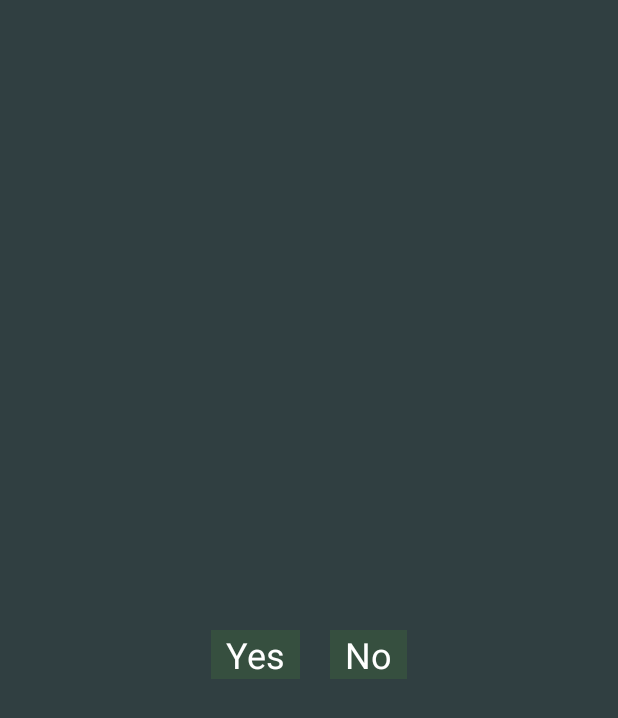
After one commit to eliseche/cellfense-android, an Android app: the layout alert_yes_no.xml on its own in the app's theme, with its tools: preview values and no code run, on a phone screen of 412 x 824 dp. The commit adds this screen. Shown: the top 718 px of the screen. Run offline under Robolectric (Android 15) with nearby library versions, the phone set to English and light mode, and no system bars.

Commit message:
Added Alert for play again and exit

```diff
--- /dev/null
+++ b/Cellfense/app/src/main/res/layout/alert_yes_no.xml
@@ -0,0 +1,49 @@
+<?xml version="1.0" encoding="utf-8"?>
+<LinearLayout xmlns:android="http://schemas.android.com/apk/res/android"
+    android:layout_width="match_parent"
+    android:layout_height="match_parent"
+    android:background="#303f41"
+    android:orientation="vertical">
+
+    <TextView
+        android:id="@+id/alert_yes_no_description"
+        android:layout_width="match_parent"
+        android:layout_height="wrap_content"
+        android:layout_margin="5dp"
+        android:textColor="#ffffff"
+        android:textSize="28sp" />
+
+    <LinearLayout
+        android:layout_width="match_parent"
+        android:layout_height="match_parent"
+        android:layout_margin="5dp"
+        android:gravity="center"
+        android:orientation="horizontal">
+
+        <Button
+            android:id="@+id/alert_yes_no_positive"
+            android:layout_width="wrap_content"
+            android:layout_height="wrap_content"
+            android:layout_margin="10dp"
+            android:background="#364f3f"
+            android:paddingLeft="10dp"
+            android:paddingRight="10dp"
+            android:text="Yes"
+            android:textColor="#ffffff"
+            android:textSize="24sp" />
+
+        <Button
+            android:id="@+id/alert_yes_no_negative"
+            android:layout_width="wrap_content"
+            android:layout_height="wrap_content"
+            android:layout_margin="10dp"
+            android:background="#364f3f"
+            android:paddingLeft="10dp"
+            android:paddingRight="10dp"
+            android:text="No"
+            android:textColor="#ffffff"
+            android:textSize="24sp" />
+
+    </LinearLayout>
+
+</LinearLayout>
```
Also changed, not shown: Cellfense/app/src/main/java/com/quitarts/cellfense/game/GameSurfaceView.java (+61 -30 lines).
